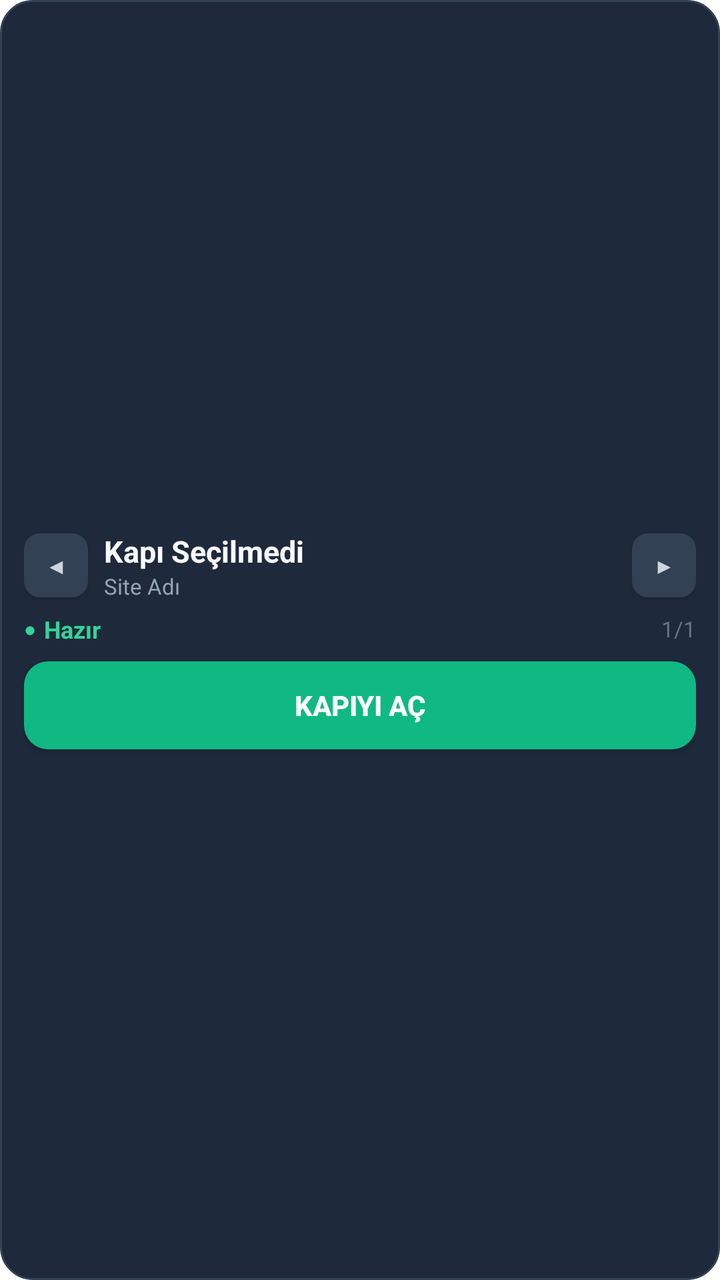
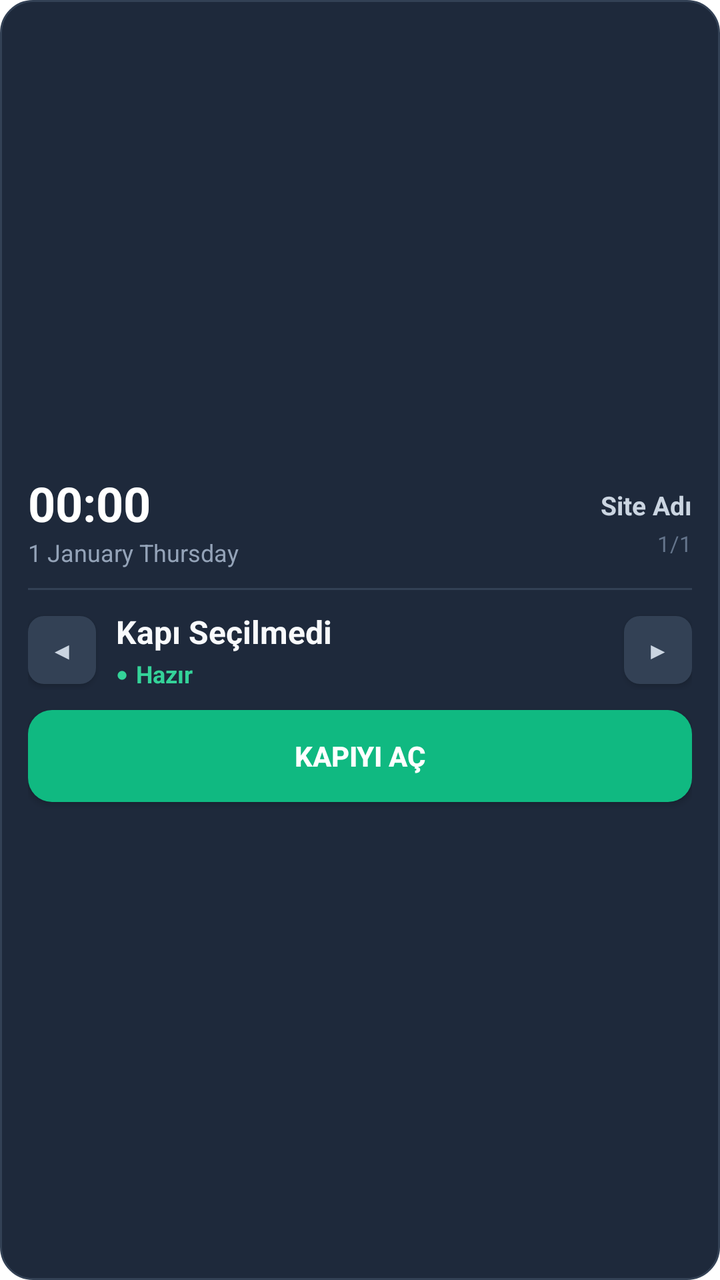

Before-and-after screenshots of an Android layout around one commit, followed by the original layout XML and the change that was made.
<!-- AndroidManifest.xml: fallback theme Theme.MaterialComponents.DayNight.NoActionBar -->
<!-- res/layout/door_widget.xml -->
<?xml version="1.0" encoding="utf-8"?>
<LinearLayout xmlns:android="http://schemas.android.com/apk/res/android"
    android:id="@+id/widget_container"
    android:layout_width="match_parent"
    android:layout_height="match_parent"
    android:orientation="vertical"
    android:padding="12dp"
    android:background="@drawable/widget_background"
    android:gravity="center_vertical">

    
    <LinearLayout
        android:layout_width="match_parent"
        android:layout_height="wrap_content"
        android:orientation="horizontal"
        android:gravity="center_vertical">

        <Button
            android:id="@+id/widget_btn_prev"
            android:layout_width="32dp"
            android:layout_height="32dp"
            android:text="◀"
            android:textSize="11sp"
            android:textColor="#CBD5E1"
            android:background="@drawable/widget_nav_button" />

        <LinearLayout
            android:layout_width="0dp"
            android:layout_height="wrap_content"
            android:layout_weight="1"
            android:orientation="vertical"
            android:paddingStart="8dp"
            android:paddingEnd="8dp">

            <TextView
                android:id="@+id/widget_door_name"
                android:layout_width="match_parent"
                android:layout_height="wrap_content"
                android:text="Kapı Seçilmedi"
                android:textColor="#F8FAFC"
                android:textSize="15sp"
                android:textStyle="bold"
                android:maxLines="1"
                android:ellipsize="end" />

            <TextView
                android:id="@+id/widget_site_name"
                android:layout_width="match_parent"
                android:layout_height="wrap_content"
                android:text="Site Adı"
                android:textColor="#94A3B8"
                android:textSize="11sp"
                android:maxLines="1"
                android:ellipsize="end" />
        </LinearLayout>

        <Button
            android:id="@+id/widget_btn_next"
            android:layout_width="32dp"
            android:layout_height="32dp"
            android:text="▶"
            android:textSize="11sp"
            android:textColor="#CBD5E1"
            android:background="@drawable/widget_nav_button" />
    </LinearLayout>

    
    <LinearLayout
        android:layout_width="match_parent"
        android:layout_height="wrap_content"
        android:orientation="horizontal"
        android:layout_marginTop="6dp"
        android:gravity="center_vertical">

        <TextView
            android:id="@+id/widget_status_dot"
            android:layout_width="wrap_content"
            android:layout_height="wrap_content"
            android:text="●"
            android:textColor="#34D399"
            android:textSize="10sp" />

        <TextView
            android:id="@+id/widget_status_text"
            android:layout_width="0dp"
            android:layout_height="wrap_content"
            android:layout_weight="1"
            android:paddingStart="4dp"
            android:text="Hazır"
            android:textColor="#34D399"
            android:textSize="12sp"
            android:textStyle="bold"
            android:maxLines="1"
            android:ellipsize="end" />

        <TextView
            android:id="@+id/widget_door_counter"
            android:layout_width="wrap_content"
            android:layout_height="wrap_content"
            android:text="1/1"
            android:textColor="#64748B"
            android:textSize="11sp" />
    </LinearLayout>

    
    <Button
        android:id="@+id/widget_open_button"
        android:layout_width="match_parent"
        android:layout_height="44dp"
        android:layout_marginTop="8dp"
        android:text="KAPIYI AÇ"
        android:textColor="#FFFFFF"
        android:textSize="14sp"
        android:textStyle="bold"
        android:background="@drawable/widget_button_background" />

</LinearLayout>
<!-- resources referenced by this layout -->
<resources>
  <!-- drawable widget_background (drawable) -->
  <?xml version="1.0" encoding="utf-8"?>
  <shape xmlns:android="http://schemas.android.com/apk/res/android"
      android:shape="rectangle">
      <solid android:color="#1E293B" />
      <corners android:radius="16dp" />
      <stroke android:width="1dp" android:color="#334155" />
  </shape>
  <!-- drawable widget_button_background (drawable) -->
  <?xml version="1.0" encoding="utf-8"?>
  <shape xmlns:android="http://schemas.android.com/apk/res/android"
      android:shape="rectangle">
      <solid android:color="#10B981" />
      <corners android:radius="12dp" />
  </shape>
  <!-- drawable widget_nav_button (drawable) -->
  <?xml version="1.0" encoding="utf-8"?>
  <shape xmlns:android="http://schemas.android.com/apk/res/android"
      android:shape="rectangle">
      <solid android:color="#334155" />
      <corners android:radius="8dp" />
  </shape>
</resources>

<!-- the commit's change to res/layout/door_widget.xml (unified diff, before → after) -->
@@ -4,23 +4,101 @@
     android:layout_width="match_parent"
     android:layout_height="match_parent"
     android:orientation="vertical"
-    android:padding="12dp"
+    android:padding="14dp"
     android:background="@drawable/widget_background"
-    android:gravity="center_vertical">
+    android:gravity="center">
 
     
     <LinearLayout
         android:layout_width="match_parent"
         android:layout_height="wrap_content"
         android:orientation="horizontal"
-        android:gravity="center_vertical">
+        android:gravity="center_vertical"
+        android:layout_marginBottom="10dp">
+
+        <LinearLayout
+            android:layout_width="0dp"
+            android:layout_height="wrap_content"
+            android:layout_weight="1"
+            android:orientation="vertical">
+
+            <TextClock
+                android:id="@+id/widget_clock"
+                android:layout_width="wrap_content"
+                android:layout_height="wrap_content"
+                android:format12Hour="HH:mm"
+                android:format24Hour="HH:mm"
+                android:textColor="#FFFFFF"
+                android:textSize="24sp"
+                android:textStyle="bold"
+                android:includeFontPadding="false" />
+
+            <TextClock
+                android:id="@+id/widget_date"
+                android:layout_width="wrap_content"
+                android:layout_height="wrap_content"
+                android:format12Hour="d MMMM EEEE"
+                android:format24Hour="d MMMM EEEE"
+                android:textColor="#94A3B8"
+                android:textSize="12sp"
+                android:maxLines="1"
+                android:ellipsize="end"
+                android:layout_marginTop="3dp"
+                android:includeFontPadding="false" />
+        </LinearLayout>
+
+        <LinearLayout
+            android:layout_width="wrap_content"
+            android:layout_height="wrap_content"
+            android:orientation="vertical"
+            android:gravity="end"
+            android:layout_marginStart="8dp">
+
+            <TextView
+                android:id="@+id/widget_site_name"
+                android:layout_width="wrap_content"
+                android:layout_height="wrap_content"
+                android:maxWidth="130dp"
+                android:text="Site Adı"
+                android:textColor="#CBD5E1"
+                android:textSize="13sp"
+                android:textStyle="bold"
+                android:maxLines="1"
+                android:ellipsize="end" />
+
+            <TextView
+                android:id="@+id/widget_door_counter"
+                android:layout_width="wrap_content"
+                android:layout_height="wrap_content"
+                android:text="1/1"
+                android:textColor="#64748B"
+                android:textSize="11sp"
+                android:layout_marginTop="3dp" />
+        </LinearLayout>
+    </LinearLayout>
+
+    
+    <ImageView
+        android:layout_width="match_parent"
+        android:layout_height="1dp"
+        android:background="#334155"
+        android:layout_marginBottom="10dp"
+        android:contentDescription="@null" />
+
+    
+    <LinearLayout
+        android:layout_width="match_parent"
+        android:layout_height="wrap_content"
+        android:orientation="horizontal"
+        android:gravity="center_vertical"
+        android:layout_marginBottom="10dp">
 
         <Button
             android:id="@+id/widget_btn_prev"
-            android:layout_width="32dp"
-            android:layout_height="32dp"
+            android:layout_width="34dp"
+            android:layout_height="34dp"
             android:text="◀"
-            android:textSize="11sp"
+            android:textSize="12sp"
             android:textColor="#CBD5E1"
             android:background="@drawable/widget_nav_button" />
 
@@ -29,8 +107,8 @@
             android:layout_height="wrap_content"
             android:layout_weight="1"
             android:orientation="vertical"
-            android:paddingStart="8dp"
-            android:paddingEnd="8dp">
+            android:paddingStart="10dp"
+            android:paddingEnd="10dp">
 
             <TextView
                 android:id="@+id/widget_door_name"
@@ -38,76 +116,55 @@
                 android:layout_height="wrap_content"
                 android:text="Kapı Seçilmedi"
                 android:textColor="#F8FAFC"
-                android:textSize="15sp"
+                android:textSize="16sp"
                 android:textStyle="bold"
                 android:maxLines="1"
                 android:ellipsize="end" />
 
-            <TextView
-                android:id="@+id/widget_site_name"
+            <LinearLayout
                 android:layout_width="match_parent"
                 android:layout_height="wrap_content"
-                android:text="Site Adı"
-                android:textColor="#94A3B8"
-                android:textSize="11sp"
-                android:maxLines="1"
-                android:ellipsize="end" />
+                android:orientation="horizontal"
+                android:gravity="center_vertical"
+                android:layout_marginTop="2dp">
+
+                <TextView
+                    android:id="@+id/widget_status_dot"
+                    android:layout_width="wrap_content"
+                    android:layout_height="wrap_content"
+                    android:text="●"
+                    android:textColor="#34D399"
+                    android:textSize="10sp" />
+
+                <TextView
+                    android:id="@+id/widget_status_text"
+                    android:layout_width="wrap_content"
+                    android:layout_height="wrap_content"
+                    android:paddingStart="4dp"
+                    android:text="Hazır"
+                    android:textColor="#34D399"
+                    android:textSize="12sp"
+                    android:textStyle="bold"
+                    android:maxLines="1"
+                    android:ellipsize="end" />
+            </LinearLayout>
         </LinearLayout>
 
         <Button
             android:id="@+id/widget_btn_next"
-            android:layout_width="32dp"
-            android:layout_height="32dp"
+            android:layout_width="34dp"
+            android:layout_height="34dp"
             android:text="▶"
-            android:textSize="11sp"
+            android:textSize="12sp"
             android:textColor="#CBD5E1"
             android:background="@drawable/widget_nav_button" />
-    </LinearLayout>
-
-    
-    <LinearLayout
-        android:layout_width="match_parent"
-        android:layout_height="wrap_content"
-        android:orientation="horizontal"
-        android:layout_marginTop="6dp"
-        android:gravity="center_vertical">
-
-        <TextView
-            android:id="@+id/widget_status_dot"
-            android:layout_width="wrap_content"
-            android:layout_height="wrap_content"
-            android:text="●"
-            android:textColor="#34D399"
-            android:textSize="10sp" />
-
-        <TextView
-            android:id="@+id/widget_status_text"
-            android:layout_width="0dp"
-            android:layout_height="wrap_content"
-            android:layout_weight="1"
-            android:paddingStart="4dp"
-            android:text="Hazır"
-            android:textColor="#34D399"
-            android:textSize="12sp"
-            android:textStyle="bold"
-            android:maxLines="1"
-            android:ellipsize="end" />
-
-        <TextView
-            android:id="@+id/widget_door_counter"
-            android:layout_width="wrap_content"
-            android:layout_height="wrap_content"
-            android:text="1/1"
-            android:textColor="#64748B"
-            android:textSize="11sp" />
     </LinearLayout>
 
     
     <Button
         android:id="@+id/widget_open_button"
         android:layout_width="match_parent"
-        android:layout_height="44dp"
-        android:layout_marginTop="8dp"
+        android:layout_height="46dp"
         android:text="KAPIYI AÇ"
         android:textColor="#FFFFFF"
         android:textSize="14sp"
